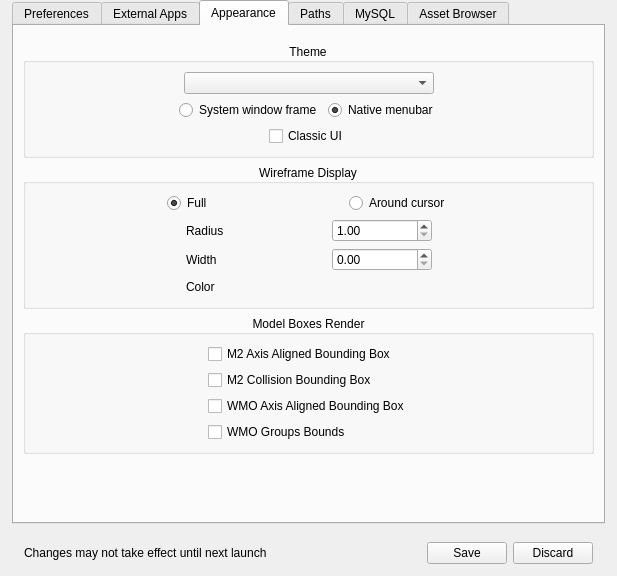
First picture: the form in src/noggit/ui/windows/settingsPanel/SettingsPanel.ui, repository zarkeven/noggit-red, before the edit.
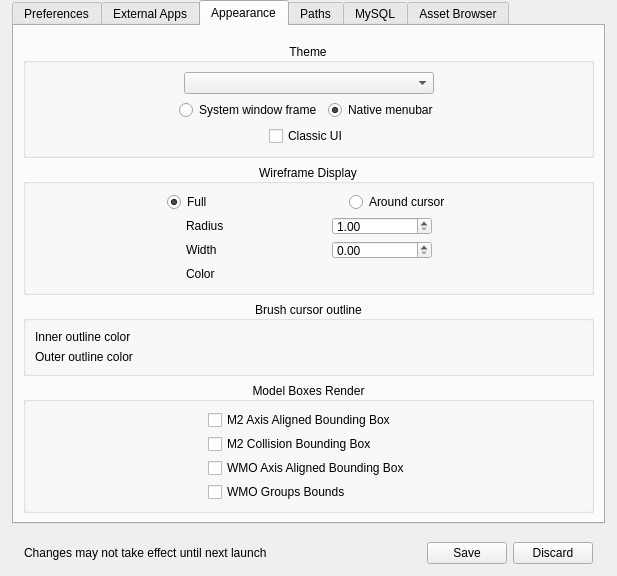
Second picture: the form after the edit. The open tabs and pages were chosen to show the change. Icons and pictures are not drawn. Custom widgets are drawn as their Qt base class.

Diff of the .ui file:
```diff
--- a/src/noggit/ui/windows/settingsPanel/SettingsPanel.ui
+++ b/src/noggit/ui/windows/settingsPanel/SettingsPanel.ui
@@ -1641,6 +1641,76 @@
               </item>
              </layout>
             </item>
+            <item>
+             <layout class="QVBoxLayout" name="brushCursorLayout">
+              <item>
+               <widget class="QGroupBox" name="groupBox_brush_cursor">
+                <property name="title">
+                 <string>Brush cursor outline</string>
+                </property>
+                <property name="alignment">
+                 <set>Qt::AlignCenter</set>
+                </property>
+                <layout class="QVBoxLayout" name="verticalLayout_brush_cursor">
+                 <item>
+                  <layout class="QHBoxLayout" name="horizontalLayout_brush_cursor_inner">
+                   <item>
+                    <widget class="QLabel" name="label_brush_cursor_inner">
+                     <property name="minimumSize">
+                      <size>
+                       <width>140</width>
+                       <height>0</height>
+                      </size>
+                     </property>
+                     <property name="text">
+                      <string>Inner outline color</string>
+                     </property>
+                    </widget>
+                   </item>
+                   <item>
+                    <widget class="color_widgets::ColorSelector" name="_brush_cursor_inner_color" native="true">
+                     <property name="minimumSize">
+                      <size>
+                       <width>100</width>
+                       <height>0</height>
+                      </size>
+                     </property>
+                    </widget>
+                   </item>
+                  </layout>
+                 </item>
+                 <item>
+                  <layout class="QHBoxLayout" name="horizontalLayout_brush_cursor_outer">
+                   <item>
+                    <widget class="QLabel" name="label_brush_cursor_outer">
+                     <property name="minimumSize">
+                      <size>
+                       <width>140</width>
+                       <height>0</height>
+                      </size>
+                     </property>
+                     <property name="text">
+                      <string>Outer outline color</string>
+                     </property>
+                    </widget>
+                   </item>
+                   <item>
+                    <widget class="color_widgets::ColorSelector" name="_brush_cursor_outer_color" native="true">
+                     <property name="minimumSize">
+                      <size>
+                       <width>100</width>
+                       <height>0</height>
+                      </size>
+                     </property>
+                    </widget>
+                   </item>
+                  </layout>
+                 </item>
+                </layout>
+               </widget>
+              </item>
+             </layout>
+            </item>
             <item>
              <widget class="QGroupBox" name="model_renderBox_4">
               <property name="title">
```
Left out of the diff: 46 changed lines with no effect on the pictures.
